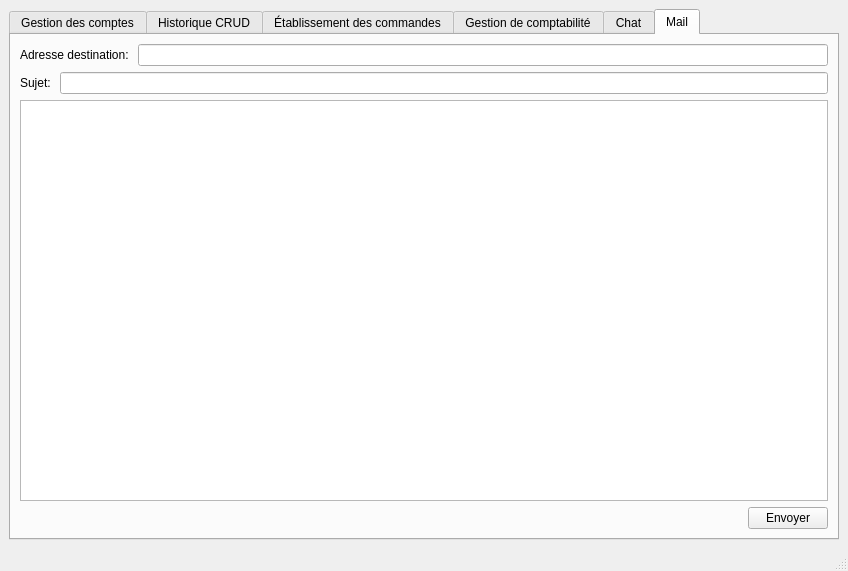
The window that mainwindow.ui (Khouini/Gestion-Fiance-Qt) describes before a commit, drawn with Qt 5.
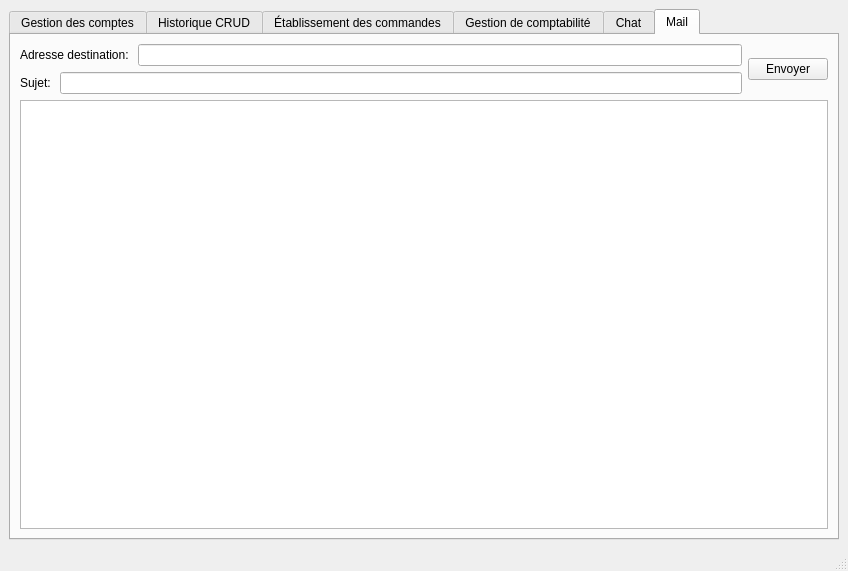
The same window after the commit. The open tabs and pages were chosen to show the change.

```diff
--- a/mainwindow.ui
+++ b/mainwindow.ui
@@ -885,8 +885,12 @@
        <attribute name="title">
         <string>Mail</string>
        </attribute>
+       <layout class="QVBoxLayout" name="verticalLayout_36">
+        <item>
        <layout class="QVBoxLayout" name="verticalLayout_25">
         <item>
+           <layout class="QHBoxLayout" name="horizontalLayout_22">
+            <item>
          <layout class="QVBoxLayout" name="verticalLayout_24">
           <item>
            <layout class="QHBoxLayout" name="horizontalLayout_21">
@@ -916,23 +920,7 @@
             </item>
            </layout>
           </item>
-          <item>
-           <widget class="QTextEdit" name="textEdit_message_email"/>
-          </item>
-          <item>
-           <layout class="QHBoxLayout" name="horizontalLayout_22">
-            <item>
-             <spacer name="horizontalSpacer">
-              <property name="orientation">
-               <enum>Qt::Horizontal</enum>
-              </property>
-              <property name="sizeHint" stdset="0">
-               <size>
-                <width>40</width>
-                <height>20</height>
-               </size>
-              </property>
-             </spacer>
+             </layout>
             </item>
             <item>
              <widget class="QPushButton" name="pushButton_send_mail">
@@ -943,6 +931,9 @@
             </item>
            </layout>
           </item>
+          <item>
+           <widget class="QTextEdit" name="textEdit_message_email"/>
+          </item>
          </layout>
         </item>
        </layout>
```
Left out of the diff: 5 changed lines with no effect on the pictures. Lines whose indentation alone changed are shown as unchanged.
